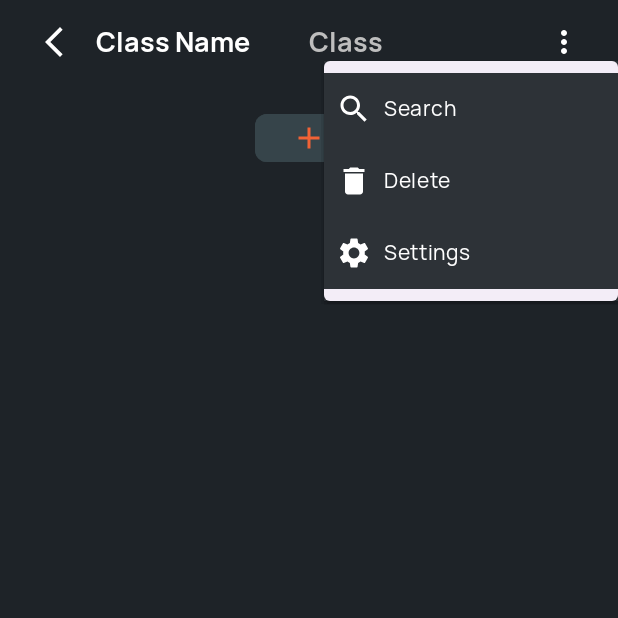
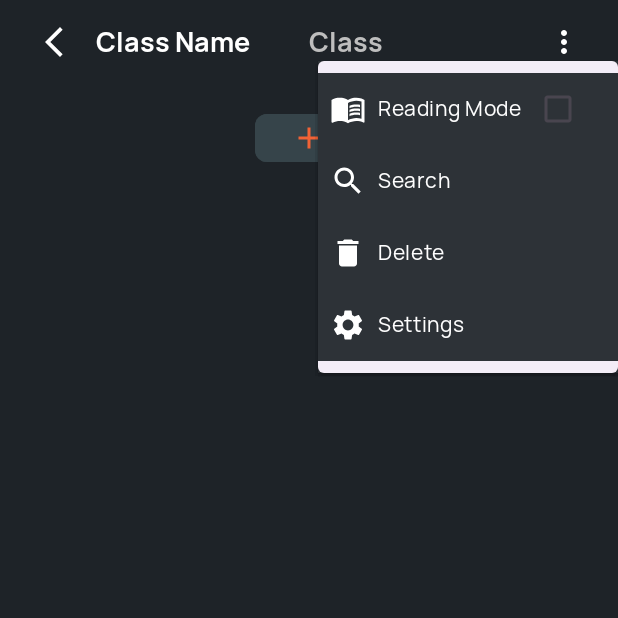
Before and after one commit to MLGJPrime/language-notepad, an Android app: the fragment CreateClassFragment placed in its activity, after a tap on "More Options", on a phone screen of 412 x 824 dp, the top half of it. Run offline under Robolectric (Android 15) with nearby library versions, the phone set to English and light mode, and no system bars; our stand-ins replace Room's generated code.

Commit message:
Updated dependencies, added Read-only option, made search logic work for that also

```diff
--- /dev/null
+++ b/app/src/main/res/drawable/ic_read.xml
@@ -0,0 +1,20 @@
+<vector xmlns:android="http://schemas.android.com/apk/res/android"
+    android:width="24dp"
+    android:height="24dp"
+    android:autoMirrored="true"
+    android:tint="#FFFFFF"
+    android:viewportWidth="24"
+    android:viewportHeight="24">
+    <path
+        android:fillColor="@android:color/white"
+        android:pathData="M21,5c-1.11,-0.35 -2.33,-0.5 -3.5,-0.5c-1.95,0 -4.05,0.4 -5.5,1.5c-1.45,-1.1 -3.55,-1.5 -5.5,-1.5S2.45,4.9 1,6v14.65c0,0.25 0.25,0.5 0.5,0.5c0.1,0 0.15,-0.05 0.25,-0.05C3.1,20.45 5.05,20 6.5,20c1.95,0 4.05,0.4 5.5,1.5c1.35,-0.85 3.8,-1.5 5.5,-1.5c1.65,0 3.35,0.3 4.75,1.05c0.1,0.05 0.15,0.05 0.25,0.05c0.25,0 0.5,-0.25 0.5,-0.5V6C22.4,5.55 21.75,5.25 21,5zM21,18.5c-1.1,-0.35 -2.3,-0.5 -3.5,-0.5c-1.7,0 -4.15,0.65 -5.5,1.5V8c1.35,-0.85 3.8,-1.5 5.5,-1.5c1.2,0 2.4,0.15 3.5,0.5V18.5z" />
+    <path
+        android:fillColor="@android:color/white"
+        android:pathData="M17.5,10.5c0.88,0 1.73,0.09 2.5,0.26V9.24C19.21,9.09 18.36,9 17.5,9c-1.7,0 -3.24,0.29 -4.5,0.83v1.66C14.13,10.85 15.7,10.5 17.5,10.5z" />
+    <path
+        android:fillColor="@android:color/white"
+        android:pathData="M13,12.49v1.66c1.13,-0.64 2.7,-0.99 4.5,-0.99c0.88,0 1.73,0.09 2.5,0.26V11.9c-0.79,-0.15 -1.64,-0.24 -2.5,-0.24C15.8,11.66 14.26,11.96 13,12.49z" />
+    <path
+        android:fillColor="@android:color/white"
+        android:pathData="M17.5,14.33c-1.7,0 -3.24,0.29 -4.5,0.83v1.66c1.13,-0.64 2.7,-0.99 4.5,-0.99c0.88,0 1.73,0.09 2.5,0.26v-1.52C19.21,14.41 18.36,14.33 17.5,14.33z" />
+</vector>
--- a/app/src/main/res/menu/menu_options_create_class.xml
+++ b/app/src/main/res/menu/menu_options_create_class.xml
@@ -1,5 +1,12 @@
 <?xml version="1.0" encoding="utf-8"?>
 <menu xmlns:android="http://schemas.android.com/apk/res/android">
+
+    <item
+        android:id="@+id/action_read_only"
+        android:checkable="true"
+        android:checked="false"
+        android:icon="@drawable/ic_read"
+        android:title="@string/action_read_only" />
     <item
         android:id="@+id/action_search"
         android:title="@string/action_search"
--- a/app/src/main/res/values/strings.xml
+++ b/app/src/main/res/values/strings.xml
@@ -23,4 +23,5 @@
     <string name="all_text">All</string>
     <string name="delete_icon_description">Delete</string>
     <string name="select_all_icon_description">Select All</string>
+    <string name="action_read_only">Reading Mode</string>
 </resources>
--- a/app/src/main/res/values/themes.xml
+++ b/app/src/main/res/values/themes.xml
@@ -47,8 +47,6 @@
 
     <style name="PopupMenuStyle" parent="@style/Widget.AppCompat.PopupMenu">
         <item name="android:background">@color/colorSurface</item>
-        <item name="android:itemBackground">@color/colorSurface</item>
-        <item name="android:popupBackground">@color/colorSurface</item>
         <item name="android:layout_width">match_parent</item>
         <item name="android:layout_gravity">center</item>
         <item name="android:layout_height">wrap_content</item>
```
Also changed, not shown: app/build.gradle.kts (+5 -5 lines), app/src/main/java/com/jprime/languagenotepad/CreateClassFragment.kt (+43 -8 lines).
